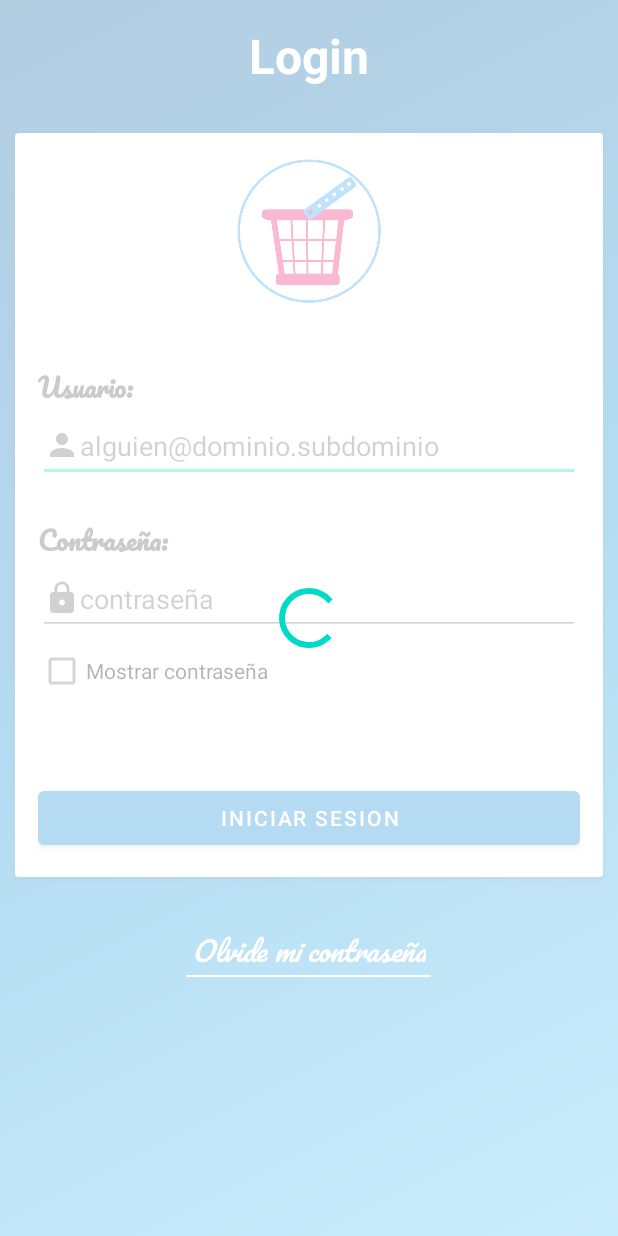
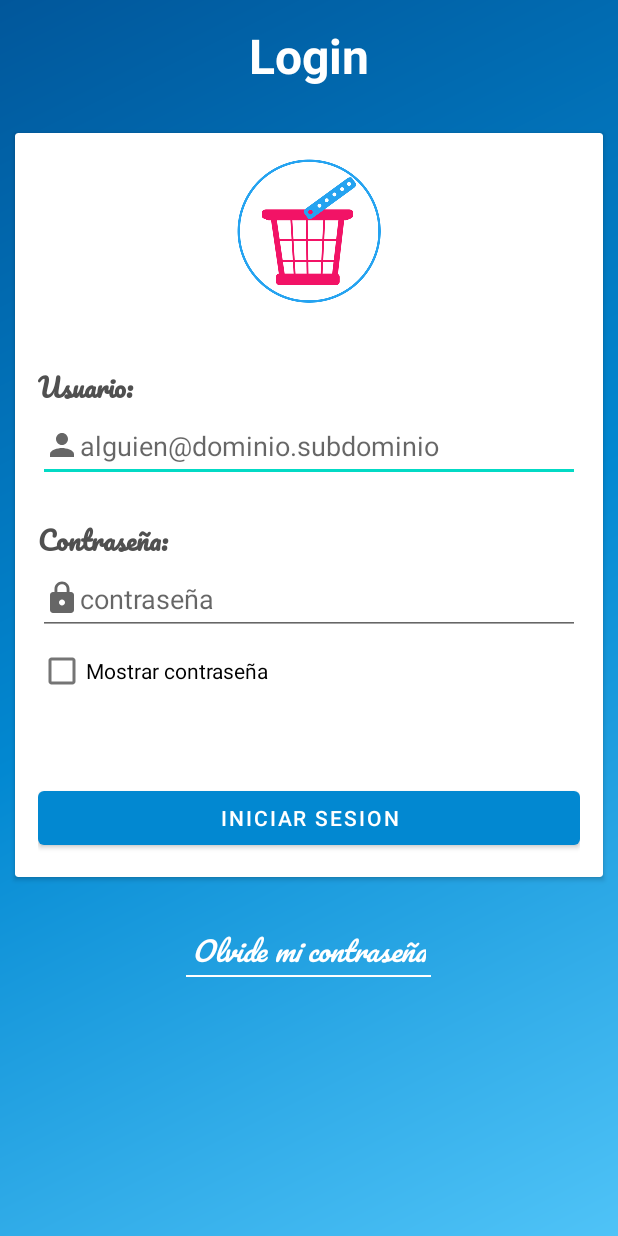
Before and after one commit to alejandro-jalf/SPAMovil, an Android app: the layout activity_login.xml on its own in the app's theme, with its tools: preview values and no code run, on a phone screen of 412 x 824 dp. Run offline under Robolectric (Android 15) with nearby library versions, the phone set to English and light mode, and no system bars; Roboto replaces fonts that are not available here.

Commit message:
FIX: Corrige error de reinicio de aplicacion al rotar la pantalla

```diff
--- a/app/src/main/java/com/example/spamovil/MainActivity.java
+++ b/app/src/main/java/com/example/spamovil/MainActivity.java
@@ -158,7 +158,7 @@ public class MainActivity extends AppCompatActivity {
         return super.onOptionsItemSelected(item);
     }
 
-    @Override
+   /* @Override
     public boolean onKeyUp(int keyCode, KeyEvent event) {
         if (keyCode >= 7 && keyCode <= 16)
             barCode += String.valueOf(event.getNumber());
--- a/app/src/main/res/layout/activity_login.xml
+++ b/app/src/main/res/layout/activity_login.xml
@@ -18,7 +18,7 @@
 
         <ScrollView
             android:layout_width="match_parent"
-            android:layout_height="wrap_content">
+            android:layout_height="match_parent">
             <LinearLayout
                 android:layout_width="match_parent"
                 android:layout_height="wrap_content"
@@ -144,7 +144,7 @@
         android:layout_height="match_parent"
         android:background="@color/background_spinner"
         android:clickable="true"
-        android:visibility="visible"
+        android:visibility="invisible"
         android:contentDescription="@string/login_title"
         app:layout_constraintBottom_toBottomOf="parent"
         app:layout_constraintTop_toTopOf="parent"
@@ -156,7 +156,7 @@
         android:layout_width="wrap_content"
         android:layout_height="wrap_content"
         android:indeterminate="true"
-        android:visibility="visible"
+        android:visibility="invisible"
         app:layout_constraintBottom_toBottomOf="parent"
         app:layout_constraintTop_toTopOf="parent"
         app:layout_constraintLeft_toLeftOf="parent"
```
Also changed, not shown: app/src/main/AndroidManifest.xml (+6 -4 lines).
